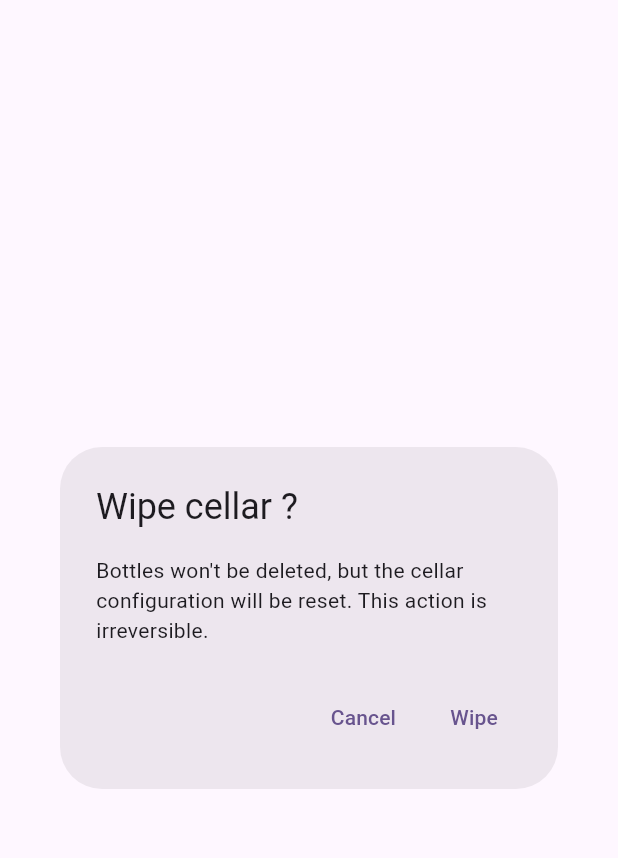
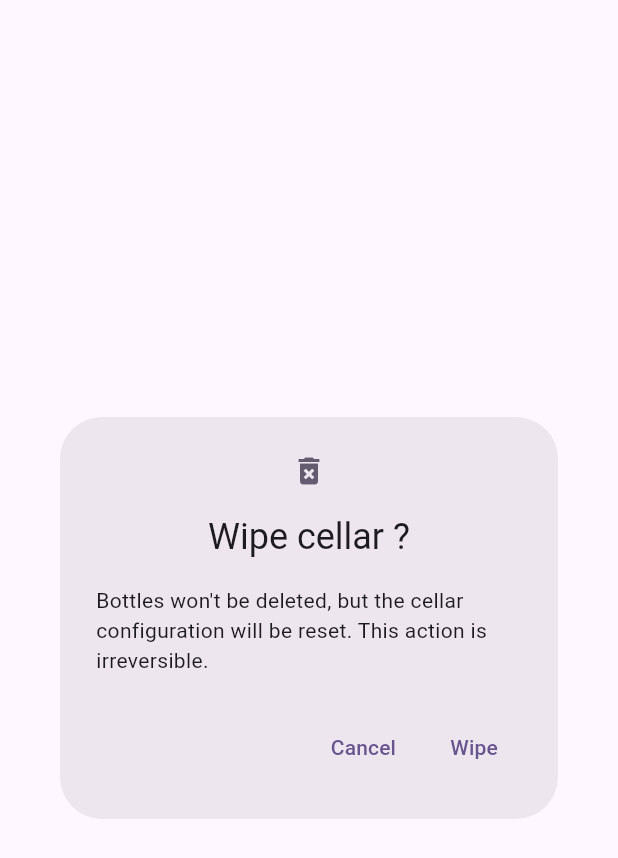
Before and after one commit to Miunn/cave_manager, a Flutter app: the WipeCellarDialog widget shown alone on an empty page, opened directly, on a phone screen of 412 x 824 dp. Shown: the top 858 px of the screen. Run offline on Flutter 3.47's test engine with Material 3 defaults, Android fonts, the phone set to English and light mode, and no system bars; our stand-ins replace camera, country_picker, material_design_icons_flutter, shared_preferences, sqflite; accounts and stored records are empty; generated files the repository leaves out were written again.

Commit message:
Delete forever icon to delete dialogs

```diff
--- a/lib/widgets/dialogs/delete_cover.dart
+++ b/lib/widgets/dialogs/delete_cover.dart
@@ -12,6 +12,7 @@ class DeleteBottleCoverDialog extends StatelessWidget {
   @override
   Widget build(BuildContext context) {
     return AlertDialog(
+      icon: const Icon(Icons.delete_outline),
       title: Text(AppLocalizations.of(context)!.deleteBottleCoverTitle),
       content: Text(AppLocalizations.of(context)!.deleteBottleCoverMessage(bottle.name ?? '')),
       actions: <Widget>[
--- a/lib/widgets/dialogs/wipe_cellar.dart
+++ b/lib/widgets/dialogs/wipe_cellar.dart
@@ -7,6 +7,7 @@ class WipeCellarDialog extends StatelessWidget {
   @override
   Widget build(BuildContext context) {
     return AlertDialog(
+      icon: const Icon(Icons.delete_forever),
       title: Text(AppLocalizations.of(context)!.wipeCellarConfirmationTitle),
       content: Text(AppLocalizations.of(context)!.wipeCellarConfirmationMessage),
       actions: <Widget>[
```
